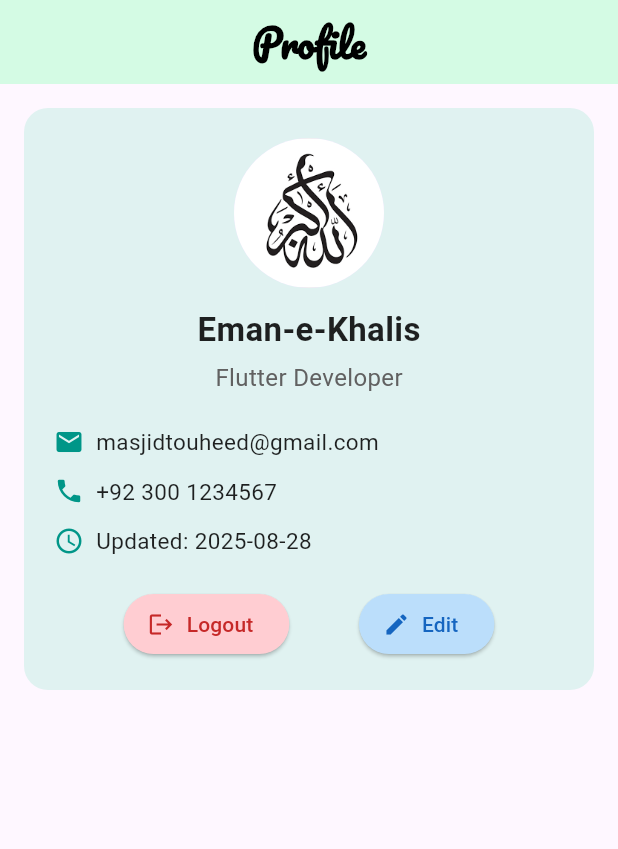
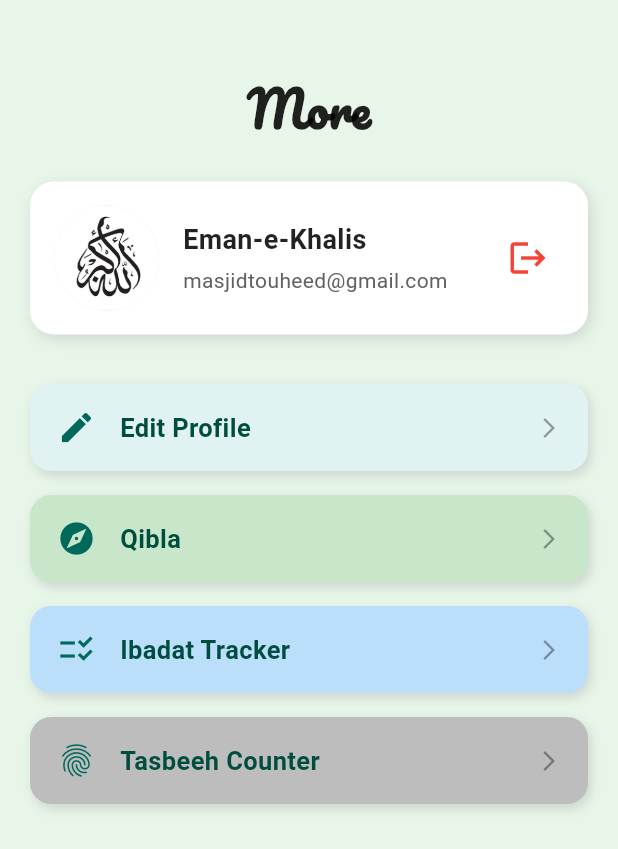
Before and after one commit to Itsmuavia/Eman-e-Khalis-App, a Flutter app: the ProfilePage screen opened directly, on a phone screen of 412 x 824 dp. Shown: the top 849 px of the screen. Run offline on Flutter 3.47's test engine with Material 3 defaults, Android fonts, the light colour scheme and no system bars; our stand-ins replace animated_text_kit, carousel_slider, font_awesome_flutter, google_fonts, location, permission_handler and 1 more; missing offline and left inert: flutter_qiblah.

Commit message:
changes again1

```diff
--- a/lib/Screens/ProfilePage.dart
+++ b/lib/Screens/ProfilePage.dart
@@ -1,3 +1,4 @@
+import 'package:emane_khalis_app/Screens/Qiblacompass.dart';
 import 'package:flutter/material.dart';
 
 class ProfilePage extends StatefulWidget {
@@ -8,78 +9,62 @@ class ProfilePage extends StatefulWidget {
 }
 
 class _ProfilePageState extends State<ProfilePage> {
-  // Dummy Data
   Map<String, String> userData = {
     'name': 'Eman-e-Khalis',
     'email': 'masjidtouheed@gmail.com',
     'contact': '+92 300 1234567',
-    'creation-Time': '2025-08-28',
   };
 
-  // Edit Dialog Box
   void _showProfileEditDialog(BuildContext context) {
-    TextEditingController nameController =
-    TextEditingController(text: userData['name']);
-    TextEditingController emailController =
-    TextEditingController(text: userData['email']);
-    TextEditingController contactController =
-    TextEditingController(text: userData['contact']);
+    TextEditingController nameController = TextEditingController(
+        text: userData['name']);
+    TextEditingController emailController = TextEditingController(
+        text: userData['email']);
+    TextEditingController contactController = TextEditingController(
+        text: userData['contact']);
 
     showDialog(
       context: context,
       builder: (context) {
         return AlertDialog(
           shape: RoundedRectangleBorder(
-              borderRadius: BorderRadius.circular(12)),
+              borderRadius: BorderRadius.circular(16)),
           title: const Text(
             "Edit Profile",
+            style: TextStyle(fontWeight: FontWeight.bold, fontSize: 20),
             textAlign: TextAlign.center,
-            style: TextStyle(fontWeight: FontWeight.bold, fontSize: 22),
           ),
-          content: SingleChildScrollView(
-            child: Column(
+          content: Column(
+            mainAxisSize: MainAxisSize.min,
             children: [
               TextField(
                 controller: nameController,
                 decoration: const InputDecoration(
-                    labelText: "Name",
-                    border: OutlineInputBorder(),
+                    labelText: "Name", border: OutlineInputBorder()),
               ),
-                ),
-                const SizedBox(height: 12),
+              const SizedBox(height: 10),
               TextField(
                 controller: emailController,
                 decoration: const InputDecoration(
-                    labelText: "Email",
-                    border: OutlineInputBorder(),
+                    labelText: "Email", border: OutlineInputBorder()),
               ),
-                ),
-                const SizedBox(height: 12),
+              const SizedBox(height: 10),
               TextField(
                 controller: contactController,
                 decoration: const InputDecoration(
-                    labelText: "Contact",
-                    border: OutlineInputBorder(),
-                  ),
+                    labelText: "Contact", border: OutlineInputBorder()),
               ),
             ],
           ),
-          ),
           actions: [
             TextButton(
-              style: TextButton.styleFrom(
-                  backgroundColor: Colors.red.shade400,
-                  foregroundColor: Colors.white
-              ),
+              style: TextButton.styleFrom(backgroundColor: Colors.red),
               onPressed: () => Navigator.pop(context),
-              child: const Text("Cancel"),
+              child: const Text(
+                  "Cancel", style: TextStyle(color: Colors.white)),
             ),
             ElevatedButton(
-              style: ElevatedButton.styleFrom(
-                  backgroundColor: Colors.green.shade500,
-                  foregroundColor: Colors.white
-
-              ),
+              style: ElevatedButton.styleFrom(backgroundColor: Colors.green),
               onPressed: () {
                 setState(() {
                   userData['name'] = nameController.text;
@@ -88,7 +73,8 @@ class _ProfilePageState extends State<ProfilePage> {
                 });
                 Navigator.pop(context);
               },
-              child: const Text("Update"),
+              child: const Text(
+                  "Update", style: TextStyle(color: Colors.white)),
             ),
           ],
         );
@@ -96,110 +82,151 @@ class _ProfilePageState extends State<ProfilePage> {
     );
   }
 
+  Widget _buildCardButton({
+    required IconData icon,
+    required String title,
+    required VoidCallback onTap,
+    Color? color,
+  }) {
+    return InkWell(
+      onTap: onTap,
+      borderRadius: BorderRadius.circular(14),
+      child: Container(
+        margin: const EdgeInsets.symmetric(vertical: 8),
+        padding: const EdgeInsets.symmetric(vertical: 16, horizontal: 18),
+        decoration: BoxDecoration(
+          color: color ?? Colors.teal.shade50,
+          borderRadius: BorderRadius.circular(14),
+          boxShadow: [
+            BoxShadow(color: Colors.black12,
+                blurRadius: 6,
+                offset: const Offset(2, 3)),
+          ],
+        ),
+        child: Row(
+          children: [
+            Icon(icon, color: Colors.teal.shade800, size: 26),
+            const SizedBox(width: 16),
+            Text(
+              title,
+              style: TextStyle(fontSize: 17,
+                  fontWeight: FontWeight.w600,
+                  color: Colors.teal.shade900),
+            ),
+            const Spacer(),
+            const Icon(
+                Icons.arrow_forward_ios, size: 16, color: Colors.black38),
+          ],
+        ),
+      ),
+    );
+  }
+
   @override
   Widget build(BuildContext context) {
     return Scaffold(
-      appBar: AppBar(
-        title: const Text(
-          'Profile',
+      backgroundColor: Colors.green.shade50,
+      body: SingleChildScrollView(
+        padding: const EdgeInsets.all(20),
+        child: Column(
+          crossAxisAlignment: CrossAxisAlignment.start,
+          children: [
+            const SizedBox(height: 30),
+            const Center(
+              child: Text(
+                'More',
                 style: TextStyle(
-            fontSize: 25,
-            fontWeight: FontWeight.bold,
+                  fontSize: 32,
                   fontFamily: "Pacifico",
-          ),
-        ),
-        backgroundColor: const Color.fromRGBO(170, 255, 200, 0.5),
-        centerTitle: true,
-        foregroundColor: Colors.black,
-      ),
-      body: SingleChildScrollView(
-        padding: const EdgeInsets.all(16),
-        child: Column(
-          children: [
-            Container(
-              padding: const EdgeInsets.all(20),
-              decoration: BoxDecoration(
-                color: Colors.teal.shade50,
-                borderRadius: BorderRadius.circular(16),
-              ),
-              child: Column(
-                children: [
-                  const CircleAvatar(
-                    radius: 50,
-                    backgroundImage: AssetImage("assets/images/splashlogo.png"),
-                  ),
-                  const SizedBox(height: 12),
-                  Text(
-                    userData['name']!,
-                    style: const TextStyle(
-                      fontSize: 22,
                   fontWeight: FontWeight.bold,
                   color: Colors.black87,
                 ),
               ),
-                  const SizedBox(height: 5),
+            ),
+            const SizedBox(height: 25),
+            Container(
+              padding: const EdgeInsets.all(16),
+              decoration: BoxDecoration(
+                color: Colors.white,
+                borderRadius: BorderRadius.circular(16),
+                boxShadow: [
+                  BoxShadow(color: Colors.black12,
+                      blurRadius: 8,
+                      offset: Offset(2, 3))
+                ],
+              ),
+              child: Row(
+                children: [
+                  const CircleAvatar(
+                    radius: 35,
+                    backgroundImage: AssetImage("assets/images/splashlogo.png"),
+                  ),
+                  const SizedBox(width: 16),
+                  Expanded(
+                    child: Column(
+                      crossAxisAlignment: CrossAxisAlignment.start,
+                      children: [
                         Text(
-                    "Flutter Developer",
-                    style: TextStyle(
-                      fontSize: 16,
-                      color: Colors.grey.shade700,
+                          userData['name']!,
+                          style: const TextStyle(fontSize: 18,
+                              fontWeight: FontWeight.bold,
+                              color: Colors.black87),
                         ),
-                  ),
-                  const SizedBox(height: 15),
-                  _buildInfoRow(Icons.email, userData['email']!),
-                  _buildInfoRow(Icons.phone, userData['contact']!),
-                  _buildInfoRow(Icons.access_time,
-                      "Updated: ${userData['creation-Time']}"),
-                  const SizedBox(height: 15),
-                  Row(
-                    mainAxisAlignment: MainAxisAlignment.spaceEvenly,
-                    children: [
-                      ElevatedButton.icon(
-                        style: ElevatedButton.styleFrom(
-                          backgroundColor: Colors.red.shade100,
-                          foregroundColor: Colors.red.shade800,
-                        ),
-                        onPressed: () {},
-                        icon: const Icon(Icons.logout),
-                        label: const Text("Logout"),
-                      ),
-                      ElevatedButton.icon(
-                        style: ElevatedButton.styleFrom(
-                          backgroundColor: Colors.blue.shade100,
-                          foregroundColor: Colors.blue.shade800,
-                        ),
-                        onPressed: () {
-                          _showProfileEditDialog(context);
-                        },
-                        icon: const Icon(Icons.edit),
-                        label: const Text("Edit"),
+                        const SizedBox(height: 4),
+                        Text(
+                          userData['email']!,
+                          style: TextStyle(fontSize: 14, color: Colors.grey
+                              .shade700),
                         ),
                       ],
                     ),
+                  ),
+                  Tooltip(
+                    message: "Logout",
+                    child: IconButton(
+                      icon: const Icon(
+                          Icons.logout, color: Colors.red, size: 28),
+                      onPressed: () {
+                        Navigator.pushReplacementNamed(context, '/login');
+                      },
+                    ),
+                  ),
                 ],
               ),
+            ),
+
+            const SizedBox(height: 25),
+
+            // BUTTONS LIST
+            _buildCardButton(
+              icon: Icons.edit,
+              title: "Edit Profile",
+              onTap: () => _showProfileEditDialog(context),
+            ),
+            _buildCardButton(
+                icon: Icons.explore,
+                title: "Qibla",
+                color: Colors.green.shade100,
+                onTap: () =>
+                {
+                Navigator.push(context, MaterialPageRoute(builder: (context) => Qiblacompass()))
+            }
+            ),
+            _buildCardButton(
+              icon: Icons.checklist_rtl,
+              title: "Ibadat Tracker",
+              color: Colors.blue.shade100,
+              onTap: () => Navigator.pushNamed(context, '/ibadat'),
+            ),
+            _buildCardButton(
+              icon: Icons.fingerprint,
+              title: "Tasbeeh Counter",
+              color: Colors.grey.shade400,
+              onTap: () => Navigator.pushNamed(context, '/tasbeeh'),
             ),
           ],
         ),
       ),
     );
   }
-
-  static Widget _buildInfoRow(IconData icon, String text) {
-    return Padding(
-      padding: const EdgeInsets.symmetric(vertical: 6),
-      child: Row(
-        children: [
-          Icon(icon, color: Colors.teal, size: 20),
-          const SizedBox(width: 8),
-          Expanded(
-            child: Text(
-              text,
-              style: const TextStyle(fontSize: 15, color: Colors.black87),
-            ),
-          ),
-        ],
-      ),
-    );
 }
-}
--- a/pubspec.yaml
+++ b/pubspec.yaml
@@ -45,6 +45,11 @@ dependencies:
   lottie:
   video_player:
   intl:
+  geolocator:
+  permission_handler:
+  flutter_compass:
+  flutter_qiblah:
+  location:
 
 dev_dependencies:
   flutter_test:
```
Also changed, not shown: lib/Screens/Qiblacompass.dart (added, +152 -0 lines), lib/Screens/Tafseer.dart (+19 -19 lines), lib/Screens/Videodetails.dart (+84 -79 lines), lib/main.dart (+6 -4 lines), assets/images/compass.png (added), assets/images/needle.png (added), lib/generated/assets.dart, pubspec.lock, 7 other files. Lines whose indentation alone changed are shown as unchanged.
